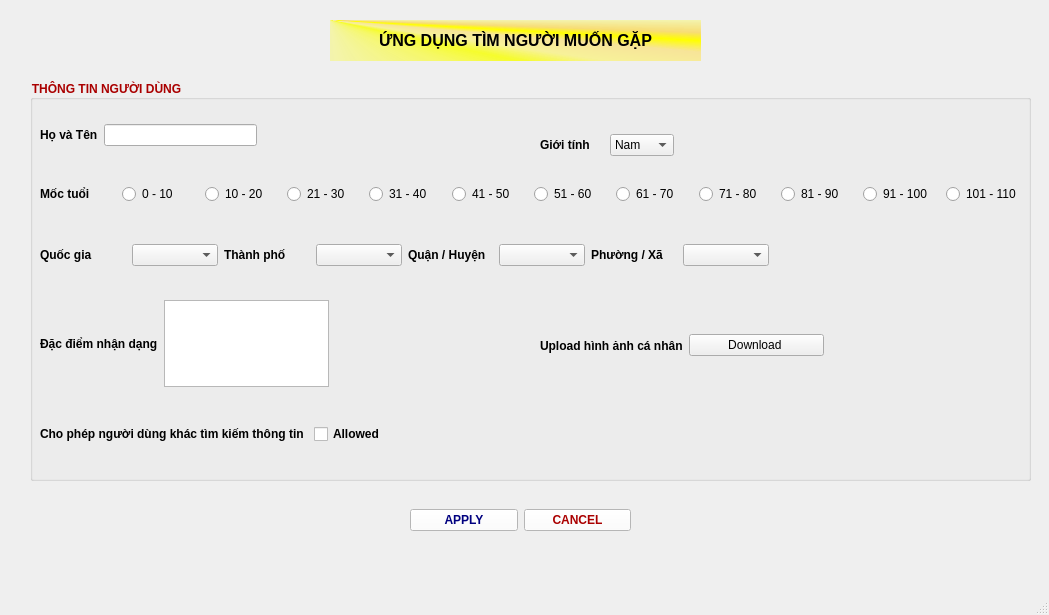
DacLuc/relative_face_recognition_app, file client/ui/new_app.ui: the form before one commit.
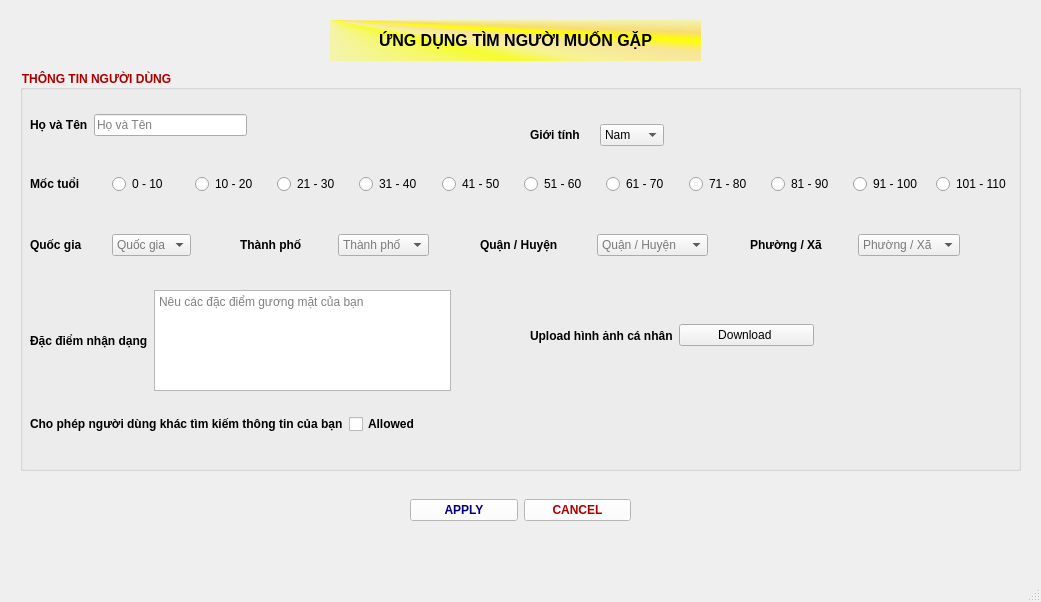
The form after the commit. Icons and pictures are not drawn.

The edit to the form file:
```diff
--- a/client/ui/new_app.ui
+++ b/client/ui/new_app.ui
@@ -6,8 +6,8 @@
    <rect>
     <x>0</x>
     <y>0</y>
-    <width>1049</width>
-    <height>615</height>
+    <width>1041</width>
+    <height>602</height>
    </rect>
   </property>
   <property name="windowTitle">
@@ -67,8 +67,8 @@
    <widget class="QGroupBox" name="users_info">
     <property name="geometry">
      <rect>
-      <x>30</x>
-      <y>80</y>
+      <x>20</x>
+      <y>70</y>
       <width>1001</width>
       <height>401</height>
      </rect>
@@ -434,6 +434,9 @@
          <string notr="true">color: rgb(0, 0, 0);
 font: 9pt &quot;Segoe UI&quot;;</string>
         </property>
+        <property name="placeholderText">
+         <string>Họ và Tên</string>
+        </property>
        </widget>
       </item>
      </layout>
@@ -443,8 +446,8 @@
       <rect>
        <x>10</x>
        <y>220</y>
-       <width>289</width>
-       <height>87</height>
+       <width>421</width>
+       <height>101</height>
       </rect>
      </property>
      <layout class="QHBoxLayout" name="face_feature">
@@ -468,7 +471,15 @@
        </widget>
       </item>
       <item>
-       <widget class="QTextEdit" name="info_face_text"/>
+       <widget class="QTextEdit" name="info_face_text">
+        <property name="styleSheet">
+         <string notr="true">color: rgb(0, 0, 0);
+font: 9pt &quot;Segoe UI&quot;;</string>
+        </property>
+        <property name="placeholderText">
+         <string>Nêu các đặc điểm gương mặt của bạn</string>
+        </property>
+       </widget>
       </item>
      </layout>
     </widget>
@@ -477,7 +488,7 @@
       <rect>
        <x>10</x>
        <y>340</y>
-       <width>421</width>
+       <width>475</width>
        <height>28</height>
       </rect>
      </property>
@@ -497,7 +508,7 @@
 font: 700 9pt &quot;Segoe UI&quot;;</string>
         </property>
         <property name="text">
-         <string>Cho phép người dùng khác tìm kiếm thông tin </string>
+         <string>Cho phép người dùng khác tìm kiếm thông tin của bạn</string>
         </property>
        </widget>
       </item>
@@ -572,16 +583,16 @@
       </item>
      </layout>
     </widget>
-    <widget class="QWidget" name="horizontalLayoutWidget_9">
+    <widget class="QWidget" name="horizontalLayoutWidget_8">
      <property name="geometry">
       <rect>
        <x>10</x>
        <y>160</y>
-       <width>729</width>
+       <width>161</width>
        <height>30</height>
       </rect>
      </property>
-     <layout class="QHBoxLayout" name="place">
+     <layout class="QHBoxLayout" name="horizontalLayout_4">
       <item>
        <widget class="QLabel" name="nation_label">
         <property name="font">
@@ -607,8 +618,23 @@
          <string notr="true">color: rgb(0, 0, 0);
 font: 9pt &quot;Segoe UI&quot;;</string>
         </property>
+        <property name="placeholderText">
+         <string>Quốc gia</string>
+        </property>
        </widget>
       </item>
+     </layout>
+    </widget>
+    <widget class="QWidget" name="horizontalLayoutWidget_9">
+     <property name="geometry">
+      <rect>
+       <x>220</x>
+       <y>160</y>
+       <width>189</width>
+       <height>30</height>
+      </rect>
+     </property>
+     <layout class="QHBoxLayout" name="horizontalLayout_5">
       <item>
        <widget class="QLabel" name="city_label">
         <property name="font">
@@ -634,8 +660,23 @@
          <string notr="true">color: rgb(0, 0, 0);
 font: 9pt &quot;Segoe UI&quot;;</string>
         </property>
+        <property name="placeholderText">
+         <string>Thành phố</string>
+        </property>
        </widget>
       </item>
+     </layout>
+    </widget>
+    <widget class="QWidget" name="horizontalLayoutWidget_10">
+     <property name="geometry">
+      <rect>
+       <x>460</x>
+       <y>160</y>
+       <width>228</width>
+       <height>30</height>
+      </rect>
+     </property>
+     <layout class="QHBoxLayout" name="horizontalLayout_6">
       <item>
        <widget class="QLabel" name="district_label">
         <property name="font">
@@ -661,8 +702,23 @@
          <string notr="true">color: rgb(0, 0, 0);
 font: 9pt &quot;Segoe UI&quot;;</string>
         </property>
+        <property name="placeholderText">
+         <string>Quận / Huyện</string>
+        </property>
        </widget>
       </item>
+     </layout>
+    </widget>
+    <widget class="QWidget" name="horizontalLayoutWidget_11">
+     <property name="geometry">
+      <rect>
+       <x>730</x>
+       <y>160</y>
+       <width>210</width>
+       <height>30</height>
+      </rect>
+     </property>
+     <layout class="QHBoxLayout" name="horizontalLayout_7">
       <item>
        <widget class="QLabel" name="ward_label">
         <property name="font">
@@ -688,6 +744,9 @@
          <string notr="true">color: rgb(0, 0, 0);
 font: 9pt &quot;Segoe UI&quot;;</string>
         </property>
+        <property name="placeholderText">
+         <string>Phường / Xã</string>
+        </property>
        </widget>
       </item>
      </layout>
@@ -697,7 +756,7 @@
     <property name="geometry">
      <rect>
       <x>410</x>
-      <y>500</y>
+      <y>490</y>
       <width>221</width>
       <height>41</height>
      </rect>
```
Left out of the diff: 2 changed lines with no effect on the pictures.
